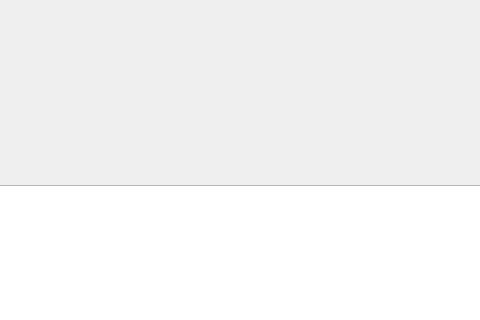
This is PostMachine.ui in DimaChesnokov/PostMachine as Qt 5 draws it before an edit; both pictures show x 345 to 825 and y 234 to 554 of the 1199 by 830 pixel window. The edited form follows.
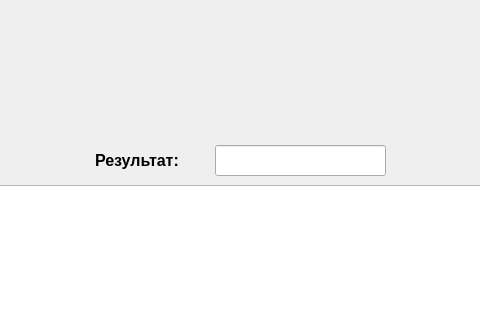
This is the edited form.

Commit message: Maybe GUI completed

Patch:
```diff
--- a/PostMachine.ui
+++ b/PostMachine.ui
@@ -273,6 +273,41 @@
      <string>Очистить ленту</string>
     </property>
    </widget>
+   <widget class="QLineEdit" name="lineEdit_result">
+    <property name="geometry">
+     <rect>
+      <x>560</x>
+      <y>360</y>
+      <width>171</width>
+      <height>31</height>
+     </rect>
+    </property>
+    <property name="font">
+     <font>
+      <pointsize>10</pointsize>
+     </font>
+    </property>
+   </widget>
+   <widget class="QLabel" name="label_5">
+    <property name="geometry">
+     <rect>
+      <x>440</x>
+      <y>360</y>
+      <width>121</width>
+      <height>31</height>
+     </rect>
+    </property>
+    <property name="font">
+     <font>
+      <pointsize>12</pointsize>
+      <weight>75</weight>
+      <bold>true</bold>
+     </font>
+    </property>
+    <property name="text">
+     <string>Результат:</string>
+    </property>
+   </widget>
   </widget>
   <widget class="QMenuBar" name="menubar">
    <property name="geometry">
```
The commit also changes 2 other files.
